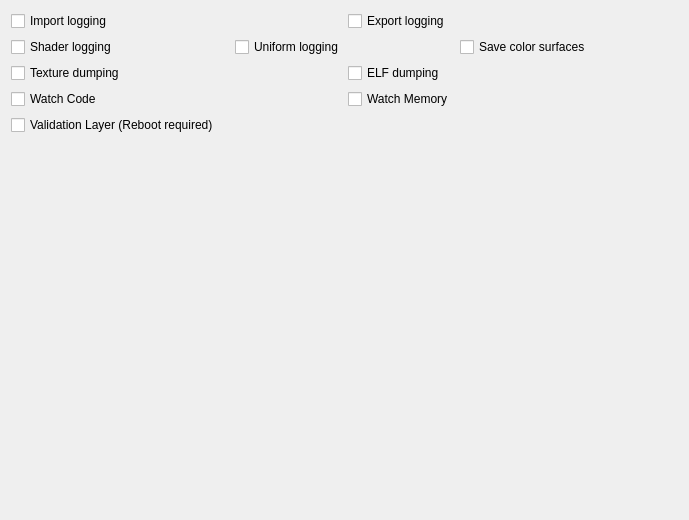
Old version of the form vita3k/gui-qt/src/configuration/debug_settings_widget.ui in the repository neophyte-team/Vita3K.
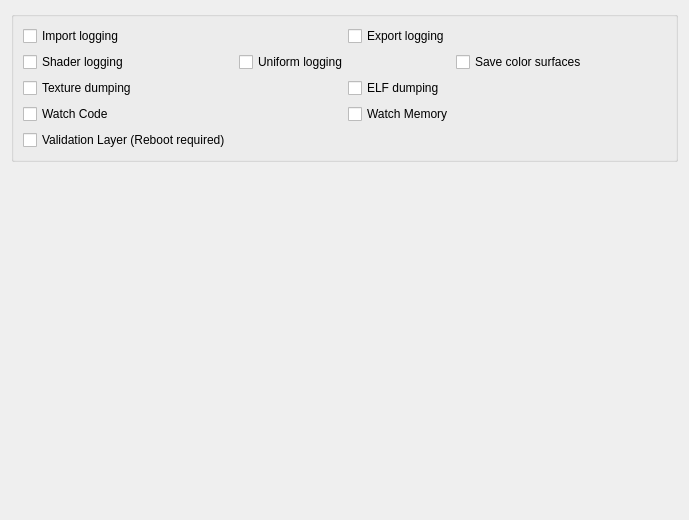
New version of the form.

Diff of the .ui file:
```diff
--- a/vita3k/gui-qt/src/configuration/debug_settings_widget.ui
+++ b/vita3k/gui-qt/src/configuration/debug_settings_widget.ui
@@ -15,6 +15,12 @@
   </property>
   <layout class="QVBoxLayout" name="verticalLayout_2">
    <item>
+    <widget class="QGroupBox" name="groupBox">
+     <property name="title">
+      <string/>
+     </property>
+     <layout class="QVBoxLayout" name="verticalLayout_3">
+      <item>
     <layout class="QVBoxLayout" name="verticalLayout">
      <item>
       <layout class="QHBoxLayout" name="horizontalLayout">
@@ -102,6 +108,9 @@
      <property name="text">
       <string>Validation Layer (Reboot required)</string>
      </property>
+       </widget>
+      </item>
+     </layout>
     </widget>
    </item>
    <item>
```
Lines whose indentation alone changed are shown as unchanged.
